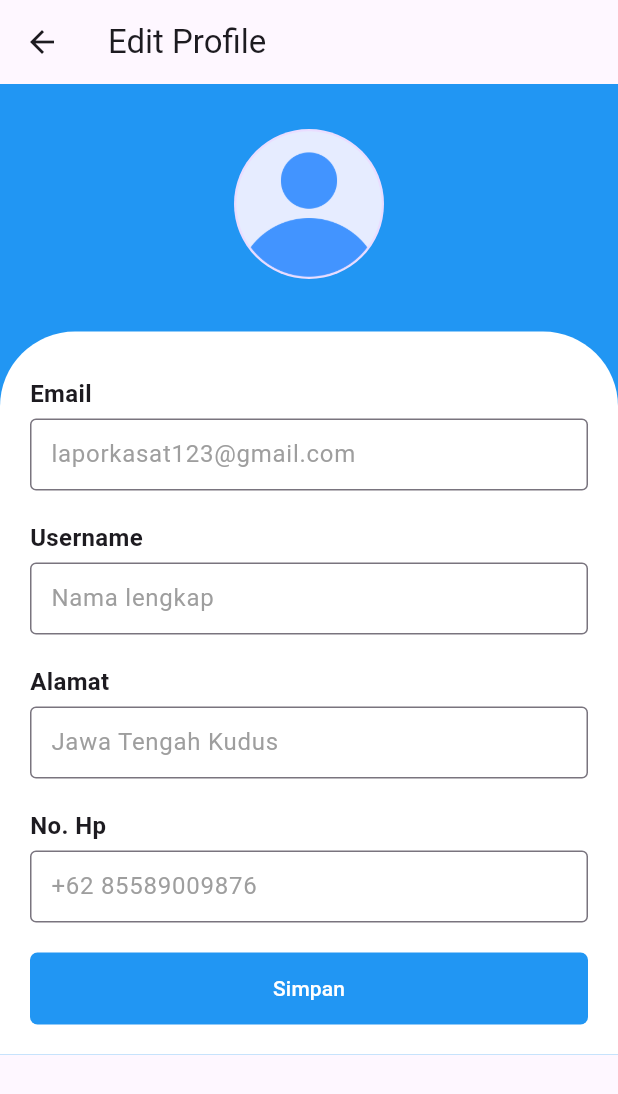
After one commit to HaidarBahzi/lapor_kasat_ta, a Flutter app: the screen it shows after launch, item 3 of the bottom bar chosen, after a tap on "Edit Profil", on a phone screen of 412 x 824 dp. The commit adds this screen. Shown: the top 1094 px of the screen. Run offline on Flutter 3.47's test engine with Material 3 defaults, Android fonts, the phone set to English and light mode, and no system bars; our stand-ins replace get.

Commit message:
feat:[AR] add profile

```diff
--- /dev/null
+++ b/lib/app/pages/editprofile.dart
@@ -0,0 +1,189 @@
+import 'package:flutter/material.dart';
+
+class EditProfilePage extends StatelessWidget {
+  @override
+  Widget build(BuildContext context) {
+    return Scaffold(
+      appBar: AppBar(
+        title: Text('Edit Profile'),
+      ),
+      body: Container(
+        color: Colors.blue, // Background color biru keseluruhan halaman
+        child: SingleChildScrollView(
+          child: Column(
+            children: [
+              SizedBox(height: 10), // Tambahkan spasi atas
+              Container(
+                margin: EdgeInsets.symmetric(vertical: 10), // Tambahkan margin top dan bottom
+                child: Padding(
+                  padding: const EdgeInsets.symmetric(vertical: 10.0),
+                  child: CircleAvatar(
+                    radius: 50,
+                    backgroundImage: AssetImage('assets/user.png'),
+                  ),
+                ),
+              ),
+
+              SizedBox(height: 15), // Tambahkan spasi antara gambar dan card
+              Container(
+                decoration: BoxDecoration(
+                  color: Colors.white,
+                  borderRadius: BorderRadius.only(
+                    topLeft: Radius.circular(50),
+                    topRight: Radius.circular(50),
+                  ),
+                ),
+                child: Padding(
+                  padding: const EdgeInsets.all(20.0),
+                  child: Column(
+                    crossAxisAlignment: CrossAxisAlignment.start,
+                    children: [
+                      SizedBox(height: 10), // Jarak dari atas
+                      Text(
+                        'Email',
+                        style: TextStyle(
+                          fontWeight: FontWeight.bold,
+                          fontSize: 16,
+                        ),
+                      ),
+                      SizedBox(height: 5),
+                      TextFormField(
+                        initialValue: 'laporkasat123@gmail.com',
+                        style:
+                            TextStyle(color: Colors.grey), // Warna teks abu-abu
+                        decoration: InputDecoration(
+                          hintText: 'Masukkan email Anda',
+                          border: OutlineInputBorder(),
+                          contentPadding: EdgeInsets.symmetric(
+                            vertical: 12,
+                            horizontal: 10,
+                          ), // Atur padding input box
+                        ),
+                      ),
+                      SizedBox(height: 20),
+                      Text(
+                        'Username',
+                        style: TextStyle(
+                          fontWeight: FontWeight.bold,
+                          fontSize: 16,
+                        ),
+                      ),
+                      SizedBox(height: 5),
+                      TextFormField(
+                        initialValue: 'Nama lengkap',
+                        style:
+                            TextStyle(color: Colors.grey), // Warna teks abu-abu
+                        decoration: InputDecoration(
+                          hintText: 'Masukkan username Anda',
+                          border: OutlineInputBorder(),
+                          contentPadding: EdgeInsets.symmetric(
+                            vertical: 12,
+                            horizontal: 10,
+                          ), // Atur padding input box
+                        ),
+                      ),
+                      SizedBox(height: 20),
+                      Text(
+                        'Alamat',
+                        style: TextStyle(
+                          fontWeight: FontWeight.bold,
+                          fontSize: 16,
+                        ),
+                      ),
+                      SizedBox(height: 5),
+                      TextFormField(
+                        initialValue: 'Jawa Tengah Kudus',
+                        style:
+                            TextStyle(color: Colors.grey), // Warna teks abu-abu
+                        decoration: InputDecoration(
+                          hintText: 'Masukkan alamat Anda',
+                          border: OutlineInputBorder(),
+                          contentPadding: EdgeInsets.symmetric(
+                            vertical: 12,
+                            horizontal: 10,
+                          ), // Atur padding input box
+                        ),
+                      ),
+                      SizedBox(height: 20),
+                      Text(
+                        'No. Hp',
+                        style: TextStyle(
+                          fontWeight: FontWeight.bold,
+                          fontSize: 16,
+                        ),
+                      ),
+                      SizedBox(height: 5),
+                      TextFormField(
+                        initialValue: '+62 85589009876',
+                        style:
+                            TextStyle(color: Colors.grey), // Warna teks abu-abu
+                        decoration: InputDecoration(
+                          hintText: 'Masukkan nomor HP Anda',
+                          border: OutlineInputBorder(),
+                          contentPadding: EdgeInsets.symmetric(
+                            vertical: 12,
+                            horizontal: 10,
+                          ), // Atur padding input box
+                        ),
+                      ),
+                      SizedBox(height: 20),
+                      Container(
+                        width: double.infinity,
+                        decoration: BoxDecoration(
+                          color: Colors.blue,
+                          borderRadius: BorderRadius.circular(5),
+                        ),
+                        child: TextButton(
+                          onPressed: () {
+                            // Simpan action
+                          },
+                          child: Text(
+                            'Simpan',
+                            style: TextStyle(color: Colors.white),
+                          ),
+                        ),
+                      ),
+                    ],
+                  ),
+                ),
+              ),
+            ],
+          ),
+        ),
+      ),
+    );
+  }
+}
+
+void main() {
+  runApp(MaterialApp(
+    home: LayoutBuilder(
+      builder: (context, constraints) {
+        if (constraints.maxWidth >= 600) {
+          // Jika layar lebar lebih besar atau sama dengan 600 (tablet atau desktop)
+          return EditProfilePageDesktop();
+        } else {
+          // Jika layar lebih kecil dari 600 (hp)
+          return EditProfilePage();
+        }
+      },
+    ),
+  ));
+}
+
+class EditProfilePageDesktop extends StatelessWidget {
+  @override
+  Widget build(BuildContext context) {
+    return Scaffold(
+      appBar: AppBar(
+        title: Text('Edit Profile'),
+      ),
+      body: Center(
+        child: Container(
+          width: 600, // Lebar konten desktop
+          child: EditProfilePage(), // Tampilkan halaman edit profil
+        ),
+      ),
+    );
+  }
+}
--- /dev/null
+++ b/lib/app/pages/profile.dart
@@ -0,0 +1,268 @@
+import 'package:flutter/material.dart';
+
+class ProfilePage extends StatelessWidget {
+  @override
+  Widget build(BuildContext context) {
+    return Scaffold(
+      appBar: AppBar(
+        title: Text('Profile'),
+      ),
+      body: Center(
+        child: Column(
+          mainAxisAlignment: MainAxisAlignment.center,
+          children: <Widget>[
+            CircleAvatar(
+              radius: 50,
+              backgroundImage: AssetImage(
+                  'assets/user.png'), // Ganti dengan gambar profil Anda
+            ),
+            SizedBox(height: 20),
+            Text(
+              'Username', // Ganti dengan nama pengguna Anda
+              style: TextStyle(fontSize: 22, fontWeight: FontWeight.bold),
+            ),
+            SizedBox(height: 10),
+            Padding(
+              padding: const EdgeInsets.all(8.0),
+              child: Row(
+                children: [
+                  SizedBox(width: 10),
+                  Text(
+                    'Tentang',
+                    style: TextStyle(fontWeight: FontWeight.bold, fontSize: 16),
+                  ),
+                ],
+              ),
+            ),
+            SizedBox(height: 10),
+            Container(
+              margin: const EdgeInsets.symmetric(horizontal: 15),
+              padding: EdgeInsets.all(8),
+              decoration: BoxDecoration(
+                color: Colors.grey[300],
+                borderRadius: BorderRadius.circular(5),
+              ),
+              child: Row(
+                children: [
+                  Icon(Icons.email, color: Colors.blue),
+                  SizedBox(width: 10),
+                  Text(
+                    'laporkasat123@gmail.com',
+                    style: TextStyle(fontSize: 16),
+                  ),
+                ],
+              ),
+            ),
+            SizedBox(height: 10),
+            Container(
+              margin: const EdgeInsets.symmetric(horizontal: 15),
+              padding: EdgeInsets.all(8),
+              decoration: BoxDecoration(
+                color: Colors.grey[300],
+                borderRadius: BorderRadius.circular(5),
+              ),
+              child: Row(
+                children: [
+                  Icon(Icons.phone, color: Colors.blue),
+                  SizedBox(width: 10),
+                  Text(
+                    '+62 85589009876',
+                    style: TextStyle(fontSize: 16),
+                  ),
+                ],
+              ),
+            ),
+            SizedBox(height: 10),
+            Container(
+              margin: const EdgeInsets.symmetric(horizontal: 15),
+              padding: EdgeInsets.all(8),
+              decoration: BoxDecoration(
+                color: Colors.grey[300],
+                borderRadius: BorderRadius.circular(5),
+              ),
+              child: Row(
+                children: [
+                  Icon(Icons.person, color: Colors.blue),
+                  SizedBox(width: 10),
+                  Text(
+                    'Nama Lengkap',
+                    style: TextStyle(fontSize: 16),
+                  ),
+                ],
+              ),
+            ),
+            SizedBox(height: 20),
+            Padding(
+              padding: const EdgeInsets.all(8.0),
+              child: Row(
+                children: [
+                  SizedBox(width: 10),
+                  Text(
+                    'Preferences',
+                    style: TextStyle(fontWeight: FontWeight.bold, fontSize: 16),
+                  ),
+                ],
+              ),
+            ),
+            SizedBox(height: 10),
+            GestureDetector(
+              onTap: () {
+                Navigator.pushNamed(context, '/editprofil');
+              },
+              child: Container(
+                margin: const EdgeInsets.symmetric(horizontal: 15),
+                padding: EdgeInsets.all(8),
+                decoration: BoxDecoration(
+                  color: Colors.blue,
+                  borderRadius: BorderRadius.circular(5),
+                ),
+                child: Row(
+                  mainAxisAlignment: MainAxisAlignment.spaceBetween,
+                  children: [
+                    Text(
+                      'Edit Profil',
+                      style: TextStyle(fontSize: 16, color: Colors.white),
+                    ),
+                    Icon(Icons.navigate_next, color: Colors.white),
+                  ],
+                ),
+              ),
+            ),
+            SizedBox(height: 10),
+                        GestureDetector(
+              onTap: () {
+                Navigator.pushNamed(context, '/ubahsandi');
+              },
+              child: Container(
+              margin: const EdgeInsets.symmetric(horizontal: 15),
+              padding: EdgeInsets.all(8),
+              decoration: BoxDecoration(
+                color: Colors.blue,
+                borderRadius: BorderRadius.circular(5),
+              ),
+              child: Row(
+                mainAxisAlignment: MainAxisAlignment.spaceBetween,
+                children: [
+                  Text(
+                    'Ubah Kata Sandi',
+                    style: TextStyle(fontSize: 16, color: Colors.white),
+                  ),
+                  Icon(Icons.navigate_next, color: Colors.white),
+                ],
+              ),
+            ),
+          ),
+
+            SizedBox(height: 10),
+            GestureDetector(
+              onTap: () {
+                _showLogoutConfirmation(context);
+              },
+              child: Container(
+                margin: const EdgeInsets.symmetric(horizontal: 15),
+                padding: EdgeInsets.all(8),
+                decoration: BoxDecoration(
+                  color: Colors.red,
+                  borderRadius: BorderRadius.circular(5),
+                ),
+                child: Row(
+                  children: [
+                    Icon(Icons.logout, color: Colors.white),
+                    SizedBox(width: 10),
+                    Text(
+                      'Log Out',
+                      style: TextStyle(fontSize: 16, color: Colors.white),
+                    ),
+                  ],
+                ),
+              ),
+            ),
+          ],
+        ),
+      ),
+    );
+  }
+
+  void _showLogoutConfirmation(BuildContext context) {
+    showDialog(
+      context: context,
+      builder: (BuildContext context) {
+        return Dialog(
+          shape: RoundedRectangleBorder(
+            borderRadius: BorderRadius.circular(15),
+          ),
+          child: Column(
+            mainAxisSize: MainAxisSize.min,
+            children: [
+              AppBar(
+                automaticallyImplyLeading: false, // Hide the back button
+                shape: RoundedRectangleBorder(
+                  borderRadius: BorderRadius.only(
+                    topLeft: Radius.circular(15),
+                    topRight: Radius.circular(15),
+                  ),
+                ),
+                backgroundColor: Colors.transparent,
+                elevation: 0,
+                actions: [
+                  IconButton(
+                    icon: Icon(Icons.close, color: Colors.grey,),
+                    onPressed: () {
+                      Navigator.of(context).pop();
+                    },
+                  ),
+                ],
+              ),
+              Container(
+                padding: EdgeInsets.all(20),
+                child: Column(
+                  mainAxisSize: MainAxisSize.min,
+                  children: [
+                    Image.asset(
+                      'assets/arrow.png',
+                      width: 50,
+                      height: 50,
+                    ),
+                    SizedBox(height: 10),
+                    Text(
+                      'Keluar dari Akun',
+                      style: TextStyle(fontSize: 18, color: Colors.blue),
+                    ),
+                    SizedBox(height: 10),
+                    Text(
+                      'Anda akan keluar dari akun Anda dan akan perlu masuk kembali jika ingin mengaksesnya lagi.',
+                      textAlign: TextAlign.center,
+                      style: TextStyle(fontSize: 16, color: Colors.grey),
+                    ),
+                    SizedBox(height: 20),
+                    Container(
+                      width: double.infinity,
+                      decoration: BoxDecoration(
+                        color: Colors.red,
+                        borderRadius: BorderRadius.circular(5),
+                      ),
+                      child: TextButton(
+                        onPressed: () {
+                          Navigator.of(context).pop();
+                          // Tambahkan logika logout di sini
+                        },
+                        child: Padding(
+                          padding: const EdgeInsets.all(10.0),
+                          child: Text(
+                            'Keluar',
+                            style: TextStyle(color: Colors.white),
+                          ),
+                        ),
+                      ),
+                    ),
+                  ],
+                ),
+              ),
+            ],
+          ),
+        );
+      },
+    );
+  }
+
+}
--- a/lib/main.dart
+++ b/lib/main.dart
@@ -1,24 +1,65 @@
 import 'package:flutter/material.dart';
 import 'package:get/get.dart';
-import 'package:get_storage/get_storage.dart';
-import 'package:lapor_kasat/app/routes/router.dart';
+import 'package:lapor_kasat/app/pages/editprofile.dart';
+import 'package:lapor_kasat/app/pages/profile.dart';
+import 'package:lapor_kasat/app/pages/ubahsandi.dart';
 
-void main() async {
-  WidgetsFlutterBinding.ensureInitialized();
-  await GetStorage.init();
-  runApp(const MainApp());
+void main() {
+  runApp(MyApp());
 }
 
-class MainApp extends StatelessWidget {
-  const MainApp({super.key});
-
+class MyApp extends StatelessWidget {
   @override
   Widget build(BuildContext context) {
-    return SafeArea(
-      child: GetMaterialApp(
-        initialRoute: Routes.SPLASH,
-        getPages: router,
-        debugShowCheckedModeBanner: false,
+    return MaterialApp(
+      home: MainPage(),
+      routes: {
+       '/profil': (context) =>
+            ProfilePage(),
+        '/editprofil': (context) =>
+            EditProfilePage(),
+        '/ubahsandi': (context) =>
+            UbahSandiPage(),
+      },
+    );
+  }
+}
+
+class MainPage extends StatelessWidget {
+  @override
+  Widget build(BuildContext context) {
+    return Scaffold(
+      appBar: AppBar(
+        title: Text('Main Page'),
+      ),
+      body: Center(
+        child: Text('Main Content'),
+      ),
+      bottomNavigationBar: BottomAppBar(
+        child: Row(
+          mainAxisAlignment: MainAxisAlignment.spaceAround,
+          children: <Widget>[
+            IconButton(
+              icon: Icon(Icons.home),
+              onPressed: () {
+                // Action when Home icon is pressed
+              },
+            ),
+            IconButton(
+              icon: Icon(Icons.bookmark),
+              onPressed: () {
+                // Action when Bookmarks icon is pressed
+              },
+            ),
+            IconButton(
+              icon: Icon(Icons.person),
+              onPressed: () {
+                Navigator.pushNamed(context,
+                    '/profil');
+              },
+            ),
+          ],
+        ),
       ),
     );
   }
```
Also changed, not shown: lib/app/pages/ubahsandi.dart (added, +175 -0 lines), assets/arrow.png (added), assets/bg-splash.png (deleted), assets/kunci.png (added), assets/user.png (added).
